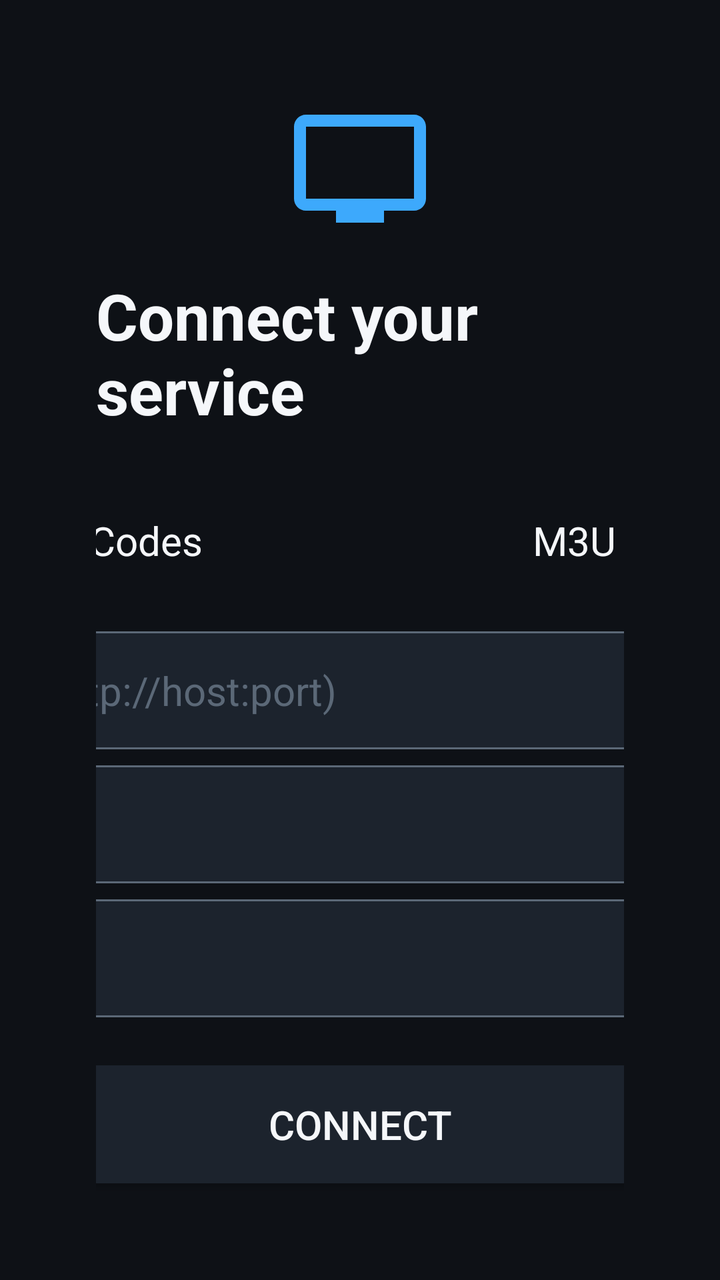
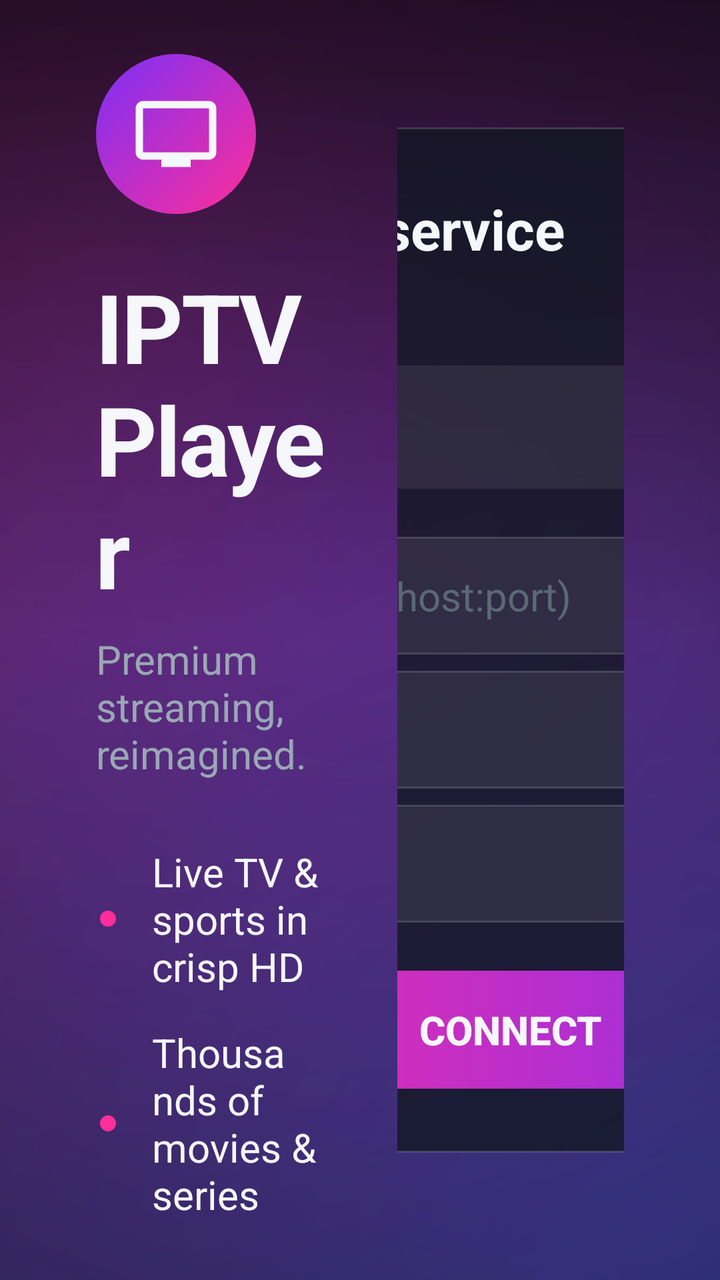

The first picture is an Android layout as it rendered before a commit; the second is the same layout after the commit. The layout source and the unified diff follow.
<!-- AndroidManifest.xml: application theme Theme.IptvPlayer -->
<!-- res/layout/activity_login.xml -->
<?xml version="1.0" encoding="utf-8"?>
<ScrollView xmlns:android="http://schemas.android.com/apk/res/android"
    android:layout_width="match_parent"
    android:layout_height="match_parent"
    android:background="@color/bg_root"
    android:fillViewport="true">

    <LinearLayout
        android:layout_width="match_parent"
        android:layout_height="wrap_content"
        android:orientation="vertical"
        android:gravity="center"
        android:paddingHorizontal="@dimen/safe_area_h"
        android:paddingVertical="@dimen/safe_area_v">

        <ImageView
            android:layout_width="72dp"
            android:layout_height="72dp"
            android:src="@drawable/ic_tv"
            android:layout_marginBottom="@dimen/space_m"
            android:contentDescription="@string/app_name" />

        <TextView
            android:layout_width="wrap_content"
            android:layout_height="wrap_content"
            android:text="@string/login_title"
            android:textColor="@color/text_primary"
            android:textSize="@dimen/text_big_title"
            android:textStyle="bold"
            android:layout_marginBottom="@dimen/space_l" />

        <LinearLayout
            android:layout_width="560dp"
            android:layout_height="wrap_content"
            android:orientation="horizontal"
            android:layout_marginBottom="@dimen/space_m">

            <TextView
                android:id="@+id/tabXtream"
                android:layout_width="0dp"
                android:layout_height="wrap_content"
                android:layout_weight="1"
                android:gravity="center"
                android:text="@string/tab_xtream"
                android:textColor="@color/text_primary"
                android:textSize="@dimen/text_body"
                android:padding="@dimen/space_m"
                android:background="@drawable/bg_card_selectable"
                android:focusable="true"
                android:layout_marginEnd="@dimen/space_s" />

            <TextView
                android:id="@+id/tabM3u"
                android:layout_width="0dp"
                android:layout_height="wrap_content"
                android:layout_weight="1"
                android:gravity="center"
                android:text="@string/tab_m3u"
                android:textColor="@color/text_primary"
                android:textSize="@dimen/text_body"
                android:padding="@dimen/space_m"
                android:background="@drawable/bg_card_selectable"
                android:focusable="true" />
        </LinearLayout>

        
        <LinearLayout
            android:id="@+id/groupXtream"
            android:layout_width="560dp"
            android:layout_height="wrap_content"
            android:orientation="vertical">

            <EditText
                android:id="@+id/inputServer"
                style="@style/Widget.Iptv.Input"
                android:layout_width="match_parent"
                android:layout_height="wrap_content"
                android:hint="@string/hint_server"
                android:inputType="textUri"
                android:layout_marginBottom="@dimen/space_s"
                android:importantForAutofill="no" />

            <EditText
                android:id="@+id/inputUsername"
                style="@style/Widget.Iptv.Input"
                android:layout_width="match_parent"
                android:layout_height="wrap_content"
                android:hint="@string/hint_username"
                android:inputType="text"
                android:layout_marginBottom="@dimen/space_s"
                android:importantForAutofill="no" />

            <EditText
                android:id="@+id/inputPassword"
                style="@style/Widget.Iptv.Input"
                android:layout_width="match_parent"
                android:layout_height="wrap_content"
                android:hint="@string/hint_password"
                android:inputType="textPassword"
                android:importantForAutofill="no" />
        </LinearLayout>

        
        <LinearLayout
            android:id="@+id/groupM3u"
            android:layout_width="560dp"
            android:layout_height="wrap_content"
            android:orientation="vertical"
            android:visibility="gone">

            <EditText
                android:id="@+id/inputM3u"
                style="@style/Widget.Iptv.Input"
                android:layout_width="match_parent"
                android:layout_height="wrap_content"
                android:hint="@string/hint_m3u"
                android:inputType="textUri"
                android:importantForAutofill="no" />
        </LinearLayout>

        <Button
            android:id="@+id/btnConnect"
            style="@style/Widget.Iptv.Button"
            android:layout_width="560dp"
            android:layout_height="wrap_content"
            android:text="@string/action_connect"
            android:layout_marginTop="@dimen/space_l" />

        <ProgressBar
            android:id="@+id/progress"
            android:layout_width="wrap_content"
            android:layout_height="wrap_content"
            android:layout_marginTop="@dimen/space_m"
            android:visibility="gone" />
    </LinearLayout>
</ScrollView>
<!-- resources referenced by this layout -->
<resources>
  <dimen name="text_big_title">32sp</dimen>
  <!-- drawable bg_card_selectable (drawable) -->
  <?xml version="1.0" encoding="utf-8"?>
  <selector xmlns:android="http://schemas.android.com/apk/res/android">
      <item android:state_focused="true">
          <shape android:shape="rectangle">
              <solid android:color="@color/bg_card_focused" />
              <corners android:radius="@dimen/card_radius" />
              <stroke android:width="@dimen/focus_stroke" android:color="@color/focus_border" />
          </shape>
      </item>
      <item android:state_selected="true">
          <shape android:shape="rectangle">
              <solid android:color="@color/bg_card" />
              <corners android:radius="@dimen/card_radius" />
              <stroke android:width="1dp" android:color="@color/accent_dim" />
          </shape>
      </item>
      <item>
          <shape android:shape="rectangle">
              <solid android:color="@android:color/transparent" />
              <corners android:radius="@dimen/card_radius" />
          </shape>
      </item>
  </selector>
  <!-- unchanged entries left out for length: 32 -->
</resources>

<!-- the commit's change to res/layout/activity_login.xml (unified diff, before → after) -->
@@ -1,136 +1,229 @@
 <?xml version="1.0" encoding="utf-8"?>
-<ScrollView xmlns:android="http://schemas.android.com/apk/res/android"
+<FrameLayout xmlns:android="http://schemas.android.com/apk/res/android"
     android:layout_width="match_parent"
     android:layout_height="match_parent"
-    android:background="@color/bg_root"
-    android:fillViewport="true">
+    android:background="@drawable/bg_login_aurora">
 
     <LinearLayout
         android:layout_width="match_parent"
-        android:layout_height="wrap_content"
-        android:orientation="vertical"
-        android:gravity="center"
+        android:layout_height="match_parent"
+        android:orientation="horizontal"
+        android:gravity="center_vertical"
         android:paddingHorizontal="@dimen/safe_area_h"
         android:paddingVertical="@dimen/safe_area_v">
 
-        <ImageView
-            android:layout_width="72dp"
-            android:layout_height="72dp"
-            android:src="@drawable/ic_tv"
-            android:layout_marginBottom="@dimen/space_m"
-            android:contentDescription="@string/app_name" />
-
-        <TextView
-            android:layout_width="wrap_content"
-            android:layout_height="wrap_content"
-            android:text="@string/login_title"
-            android:textColor="@color/text_primary"
-            android:textSize="@dimen/text_big_title"
-            android:textStyle="bold"
-            android:layout_marginBottom="@dimen/space_l" />
-
-        <LinearLayout
-            android:layout_width="560dp"
-            android:layout_height="wrap_content"
-            android:orientation="horizontal"
-            android:layout_marginBottom="@dimen/space_m">
-
-            <TextView
-                android:id="@+id/tabXtream"
-                android:layout_width="0dp"
-                android:layout_height="wrap_content"
-                android:layout_weight="1"
-                android:gravity="center"
-                android:text="@string/tab_xtream"
-                android:textColor="@color/text_primary"
-                android:textSize="@dimen/text_body"
-                android:padding="@dimen/space_m"
-                android:background="@drawable/bg_card_selectable"
-                android:focusable="true"
-                android:layout_marginEnd="@dimen/space_s" />
-
-            <TextView
-                android:id="@+id/tabM3u"
-                android:layout_width="0dp"
-                android:layout_height="wrap_content"
-                android:layout_weight="1"
-                android:gravity="center"
-                android:text="@string/tab_m3u"
-                android:textColor="@color/text_primary"
-                android:textSize="@dimen/text_body"
-                android:padding="@dimen/space_m"
-                android:background="@drawable/bg_card_selectable"
-                android:focusable="true" />
-        </LinearLayout>
-
         
         <LinearLayout
-            android:id="@+id/groupXtream"
-            android:layout_width="560dp"
+            android:layout_width="0dp"
             android:layout_height="wrap_content"
-            android:orientation="vertical">
-
-            <EditText
-                android:id="@+id/inputServer"
-                style="@style/Widget.Iptv.Input"
+            android:layout_weight="1.05"
+            android:orientation="vertical"
+            android:layout_marginEnd="@dimen/space_xl">
+
+            <ImageView
+                android:layout_width="80dp"
+                android:layout_height="80dp"
+                android:background="@drawable/bg_logo_badge"
+                android:padding="18dp"
+                android:src="@drawable/ic_tv"
+                android:tint="@color/text_primary"
+                android:contentDescription="@string/app_name" />
+
+            <TextView
+                android:layout_width="wrap_content"
+                android:layout_height="wrap_content"
+                android:text="@string/app_name"
+                android:textColor="@color/text_primary"
+                android:textSize="48sp"
+                android:textStyle="bold"
+                android:letterSpacing="-0.02"
+                android:layout_marginTop="@dimen/space_l" />
+
+            <TextView
+                android:layout_width="wrap_content"
+                android:layout_height="wrap_content"
+                android:text="@string/app_tagline"
+                android:textColor="@color/text_secondary"
+                android:textSize="@dimen/text_body"
+                android:layout_marginTop="@dimen/space_s" />
+
+            
+            <LinearLayout
+                android:layout_width="wrap_content"
+                android:layout_height="wrap_content"
+                android:orientation="vertical"
+                android:layout_marginTop="@dimen/space_xl">
+
+                <TextView
+                    style="@style/Widget.Iptv.Feature"
+                    android:text="@string/feature_live" />
+
+                <TextView
+                    style="@style/Widget.Iptv.Feature"
+                    android:layout_marginTop="@dimen/space_m"
+                    android:text="@string/feature_vod" />
+
+                <TextView
+                    style="@style/Widget.Iptv.Feature"
+                    android:layout_marginTop="@dimen/space_m"
+                    android:text="@string/feature_multi" />
+            </LinearLayout>
+        </LinearLayout>
+
+        
+        <ScrollView
+            android:layout_width="0dp"
+            android:layout_height="match_parent"
+            android:layout_weight="1"
+            android:fillViewport="true">
+
+            <LinearLayout
                 android:layout_width="match_parent"
                 android:layout_height="wrap_content"
-                android:hint="@string/hint_server"
-                android:inputType="textUri"
-                android:layout_marginBottom="@dimen/space_s"
-                android:importantForAutofill="no" />
-
-            <EditText
-                android:id="@+id/inputUsername"
-                style="@style/Widget.Iptv.Input"
-                android:layout_width="match_parent"
-                android:layout_height="wrap_content"
-                android:hint="@string/hint_username"
-                android:inputType="text"
-                android:layout_marginBottom="@dimen/space_s"
-                android:importantForAutofill="no" />
-
-            <EditText
-                android:id="@+id/inputPassword"
-                style="@style/Widget.Iptv.Input"
-                android:layout_width="match_parent"
-                android:layout_height="wrap_content"
-                android:hint="@string/hint_password"
-                android:inputType="textPassword"
-                android:importantForAutofill="no" />
-        </LinearLayout>
-
-        
-        <LinearLayout
-            android:id="@+id/groupM3u"
-            android:layout_width="560dp"
-            android:layout_height="wrap_content"
-            android:orientation="vertical"
-            android:visibility="gone">
-
-            <EditText
-                android:id="@+id/inputM3u"
-                style="@style/Widget.Iptv.Input"
-                android:layout_width="match_parent"
-                android:layout_height="wrap_content"
-                android:hint="@string/hint_m3u"
-                android:inputType="textUri"
-                android:importantForAutofill="no" />
-        </LinearLayout>
-
-        <Button
-            android:id="@+id/btnConnect"
-            style="@style/Widget.Iptv.Button"
-            android:layout_width="560dp"
-            android:layout_height="wrap_content"
-            android:text="@string/action_connect"
-            android:layout_marginTop="@dimen/space_l" />
-
-        <ProgressBar
-            android:id="@+id/progress"
-            android:layout_width="wrap_content"
-            android:layout_height="wrap_content"
-            android:layout_marginTop="@dimen/space_m"
-            android:visibility="gone" />
+                android:minHeight="0dp"
+                android:gravity="center"
+                android:orientation="vertical">
+
+                <LinearLayout
+                    android:layout_width="540dp"
+                    android:layout_height="wrap_content"
+                    android:orientation="vertical"
+                    android:background="@drawable/bg_glass_card"
+                    android:padding="@dimen/space_xl">
+
+                    <TextView
+                        android:layout_width="wrap_content"
+                        android:layout_height="wrap_content"
+                        android:text="@string/login_title"
+                        android:textColor="@color/text_primary"
+                        android:textSize="@dimen/text_title"
+                        android:textStyle="bold" />
+
+                    <TextView
+                        android:layout_width="wrap_content"
+                        android:layout_height="wrap_content"
+                        android:text="@string/login_subtitle"
+                        android:textColor="@color/text_secondary"
+                        android:textSize="@dimen/text_caption"
+                        android:layout_marginTop="@dimen/space_xs"
+                        android:layout_marginBottom="@dimen/space_l" />
+
+                    
+                    <LinearLayout
+                        android:layout_width="match_parent"
+                        android:layout_height="wrap_content"
+                        android:orientation="horizontal"
+                        android:background="@drawable/bg_pill_track"
+                        android:padding="@dimen/space_xs"
+                        android:layout_marginBottom="@dimen/space_l">
+
+                        <TextView
+                            android:id="@+id/tabXtream"
+                            android:layout_width="0dp"
+                            android:layout_height="wrap_content"
+                            android:layout_weight="1"
+                            android:gravity="center"
+                            android:text="@string/tab_xtream"
+                            android:textColor="@color/text_primary"
+                            android:textSize="@dimen/text_caption"
+                            android:padding="@dimen/space_m"
+                            android:background="@drawable/bg_tab_pill"
+                            android:focusable="true"
+                            android:layout_marginEnd="@dimen/space_xs" />
+
+                        <TextView
+                            android:id="@+id/tabM3u"
+                            android:layout_width="0dp"
+                            android:layout_height="wrap_content"
+                            android:layout_weight="1"
+                            android:gravity="center"
+                            android:text="@string/tab_m3u"
+                            android:textColor="@color/text_primary"
+                            android:textSize="@dimen/text_caption"
+                            android:padding="@dimen/space_m"
+                            android:background="@drawable/bg_tab_pill"
+                            android:focusable="true" />
+                    </LinearLayout>
+
+                    
+                    <LinearLayout
+                        android:id="@+id/groupXtream"
+                        android:layout_width="match_parent"
+                        android:layout_height="wrap_content"
+                        android:orientation="vertical">
+
+                        <EditText
+                            android:id="@+id/inputServer"
+                            style="@style/Widget.Iptv.Input"
+                            android:background="@drawable/bg_input_modern"
+                            android:layout_width="match_parent"
+                            android:layout_height="wrap_content"
+                            android:hint="@string/hint_server"
+                            android:inputType="textUri"
+                            android:layout_marginBottom="@dimen/space_s"
+                            android:importantForAutofill="no" />
+
+                        <EditText
+                            android:id="@+id/inputUsername"
+                            style="@style/Widget.Iptv.Input"
+                            android:background="@drawable/bg_input_modern"
+                            android:layout_width="match_parent"
+                            android:layout_height="wrap_content"
+                            android:hint="@string/hint_username"
+                            android:inputType="text"
+                            android:layout_marginBottom="@dimen/space_s"
+                            android:importantForAutofill="no" />
+
+                        <EditText
+                            android:id="@+id/inputPassword"
+                            style="@style/Widget.Iptv.Input"
+                            android:background="@drawable/bg_input_modern"
+                            android:layout_width="match_parent"
+                            android:layout_height="wrap_content"
+                            android:hint="@string/hint_password"
+                            android:inputType="textPassword"
+                            android:importantForAutofill="no" />
+                    </LinearLayout>
+
+                    
+                    <LinearLayout
+                        android:id="@+id/groupM3u"
+                        android:layout_width="match_parent"
+                        android:layout_height="wrap_content"
+                        android:orientation="vertical"
+                        android:visibility="gone">
+
+                        <EditText
+                            android:id="@+id/inputM3u"
+                            style="@style/Widget.Iptv.Input"
+                            android:background="@drawable/bg_input_modern"
+                            android:layout_width="match_parent"
+                            android:layout_height="wrap_content"
+                            android:hint="@string/hint_m3u"
+                            android:inputType="textUri"
+                            android:importantForAutofill="no" />
+                    </LinearLayout>
+
+                    <Button
+                        android:id="@+id/btnConnect"
+                        style="@style/Widget.Iptv.Button"
+                        android:background="@drawable/bg_button_primary"
+                        android:textColor="@color/text_primary"
+                        android:textStyle="bold"
+                        android:layout_width="match_parent"
+                        android:layout_height="wrap_content"
+                        android:text="@string/action_connect"
+                        android:layout_marginTop="@dimen/space_l" />
+
+                    <ProgressBar
+                        android:id="@+id/progress"
+                        android:layout_width="wrap_content"
+                        android:layout_height="wrap_content"
+                        android:layout_gravity="center_horizontal"
+                        android:layout_marginTop="@dimen/space_m"
+                        android:visibility="gone" />
+                </LinearLayout>
+            </LinearLayout>
+        </ScrollView>
     </LinearLayout>
-</ScrollView>
+</FrameLayout>
<!-- resource entries referenced after the edit -->
@@ -1,30 +1,198 @@
 <!-- resources referenced by this layout -->
 <resources>
-  <dimen name="text_big_title">32sp</dimen>
-  <!-- drawable bg_card_selectable (drawable) -->
+  <dimen name="space_xl">32dp</dimen>
+  <dimen name="space_xs">4dp</dimen>
+  <dimen name="text_caption">16sp</dimen>
+  <dimen name="text_title">28sp</dimen>
+  <!-- drawable bg_button_primary (drawable) -->
   <?xml version="1.0" encoding="utf-8"?>
   <selector xmlns:android="http://schemas.android.com/apk/res/android">
       <item android:state_focused="true">
           <shape android:shape="rectangle">
-              <solid android:color="@color/bg_card_focused" />
-              <corners android:radius="@dimen/card_radius" />
-              <stroke android:width="@dimen/focus_stroke" android:color="@color/focus_border" />
+              <gradient
+                  android:angle="0"
+                  android:startColor="@color/brand_pink"
+                  android:endColor="@color/brand_magenta" />
+              <corners android:radius="16dp" />
+              <stroke android:width="2dp" android:color="@color/text_primary" />
+          </shape>
+      </item>
+      <item android:state_pressed="true">
+          <shape android:shape="rectangle">
+              <solid android:color="@color/brand_purple" />
+              <corners android:radius="16dp" />
+          </shape>
+      </item>
+      <item>
+          <shape android:shape="rectangle">
+              <gradient
+                  android:angle="0"
+                  android:startColor="@color/brand_magenta"
+                  android:endColor="@color/brand_purple" />
+              <corners android:radius="16dp" />
+          </shape>
+      </item>
+  </selector>
+  <!-- drawable bg_glass_card (drawable) -->
+  <?xml version="1.0" encoding="utf-8"?>
+  <shape xmlns:android="http://schemas.android.com/apk/res/android" android:shape="rectangle">
+      <solid android:color="@color/glass_card" />
+      <corners android:radius="24dp" />
+      <stroke android:width="1dp" android:color="@color/glass_stroke" />
+  </shape>
+  <!-- drawable bg_input_modern (drawable) -->
+  <?xml version="1.0" encoding="utf-8"?>
+  <selector xmlns:android="http://schemas.android.com/apk/res/android">
+      <item android:state_focused="true">
+          <shape android:shape="rectangle">
+              <solid android:color="@color/glass_input_focused" />
+              <corners android:radius="14dp" />
+              <stroke android:width="2dp" android:color="@color/brand_magenta" />
+          </shape>
+      </item>
+      <item>
+          <shape android:shape="rectangle">
+              <solid android:color="@color/glass_input" />
+              <corners android:radius="14dp" />
+              <stroke android:width="1dp" android:color="@color/glass_stroke" />
+          </shape>
+      </item>
+  </selector>
+  <!-- drawable bg_login_aurora (drawable) -->
+  <?xml version="1.0" encoding="utf-8"?>
+  <layer-list xmlns:android="http://schemas.android.com/apk/res/android">
+      <item>
+          <shape android:shape="rectangle">
+              <solid android:color="@color/brand_cinematic" />
+          </shape>
+      </item>
+      <item>
+          <shape android:shape="rectangle">
+              <gradient
+                  android:type="radial"
+                  android:centerX="0.16"
+                  android:centerY="0.22"
+                  android:gradientRadius="760dp"
+                  android:startColor="#73FF2E9A"
+                  android:endColor="#00FF2E9A" />
+          </shape>
+      </item>
+      <item>
+          <shape android:shape="rectangle">
+              <gradient
+                  android:type="radial"
+                  android:centerX="0.92"
+                  android:centerY="0.96"
+                  android:gradientRadius="860dp"
+                  android:startColor="#5E3A6BFF"
+                  android:endColor="#003A6BFF" />
+          </shape>
+      </item>
+      <item>
+          <shape android:shape="rectangle">
+              <gradient
+                  android:type="radial"
+                  android:centerX="0.5"
+                  android:centerY="0.42"
+                  android:gradientRadius="520dp"
+                  android:startColor="#357B2FF7"
+                  android:endColor="#007B2FF7" />
+          </shape>
+      </item>
+      <item>
+          <shape android:shape="rectangle">
+              <gradient
+                  android:angle="90"
+                  android:startColor="#00000000"
+                  android:centerColor="#00000000"
+                  android:endColor="#99000000" />
+          </shape>
+      </item>
+  </layer-list>
+  <!-- drawable bg_logo_badge (drawable) -->
+  <?xml version="1.0" encoding="utf-8"?>
+  <shape xmlns:android="http://schemas.android.com/apk/res/android" android:shape="oval">
+      <gradient
+          android:angle="135"
+          android:startColor="@color/brand_magenta"
+          android:endColor="@color/brand_purple" />
+  </shape>
+  <!-- drawable bg_pill_track (drawable) -->
+  <?xml version="1.0" encoding="utf-8"?>
+  <shape xmlns:android="http://schemas.android.com/apk/res/android" android:shape="rectangle">
+      <solid android:color="@color/glass_track" />
+      <corners android:radius="14dp" />
+  </shape>
+  <!-- drawable bg_tab_pill (drawable) -->
+  <?xml version="1.0" encoding="utf-8"?>
+  <selector xmlns:android="http://schemas.android.com/apk/res/android">
+      <item android:state_selected="true" android:state_focused="true">
+          <shape android:shape="rectangle">
+              <gradient
+                  android:angle="0"
+                  android:startColor="@color/brand_magenta"
+                  android:endColor="@color/brand_purple" />
+              <corners android:radius="12dp" />
+              <stroke android:width="2dp" android:color="@color/text_primary" />
           </shape>
       </item>
       <item android:state_selected="true">
           <shape android:shape="rectangle">
-              <solid android:color="@color/bg_card" />
-              <corners android:radius="@dimen/card_radius" />
-              <stroke android:width="1dp" android:color="@color/accent_dim" />
+              <gradient
+                  android:angle="0"
+                  android:startColor="@color/brand_magenta"
+                  android:endColor="@color/brand_purple" />
+              <corners android:radius="12dp" />
+          </shape>
+      </item>
+      <item android:state_focused="true">
+          <shape android:shape="rectangle">
+              <solid android:color="@color/glass_input_focused" />
+              <corners android:radius="12dp" />
+              <stroke android:width="2dp" android:color="@color/brand_magenta" />
           </shape>
       </item>
       <item>
           <shape android:shape="rectangle">
               <solid android:color="@android:color/transparent" />
-              <corners android:radius="@dimen/card_radius" />
+              <corners android:radius="12dp" />
           </shape>
       </item>
   </selector>
+  <string name="app_tagline">Premium streaming, reimagined.</string>
+  <string name="feature_live">Live TV &amp; sports in crisp HD</string>
+  <string name="feature_multi">Watch on every screen</string>
+  <string name="feature_vod">Thousands of movies &amp; series</string>
+  <string name="login_subtitle">Sign in to start streaming</string>
+  <style name="Widget.Iptv.Feature">
+          <item name="android:layout_width">wrap_content</item>
+          <item name="android:layout_height">wrap_content</item>
+          <item name="android:gravity">center_vertical</item>
+          <item name="android:textColor">@color/text_primary</item>
+          <item name="android:textSize">@dimen/text_body</item>
+          <item name="android:drawableStart">@drawable/ic_dot</item>
+          <item name="android:drawablePadding">@dimen/space_m</item>
+      </style>
+  <color name="brand_pink">#FF5FB0</color>
+  <color name="brand_magenta">#FF2E9A</color>
+  <color name="brand_purple">#7B2FF7</color>
+  <color name="glass_card">#CC121723</color>
+  <color name="glass_stroke">#26FFFFFF</color>
+  <color name="glass_input_focused">#24FFFFFF</color>
+  <color name="glass_input">#14FFFFFF</color>
+  <color name="brand_cinematic">#07090F</color>
+  <color name="glass_track">#14FFFFFF</color>
+  <!-- drawable ic_dot (drawable) -->
+  <?xml version="1.0" encoding="utf-8"?>
+  <vector xmlns:android="http://schemas.android.com/apk/res/android"
+      android:width="12dp"
+      android:height="12dp"
+      android:viewportWidth="12"
+      android:viewportHeight="12">
+      <path
+          android:fillColor="@color/brand_magenta"
+          android:pathData="M6,6m-4,0a4,4 0,1 1,8 0a4,4 0,1 1,-8 0" />
+  </vector>
   <!-- unchanged entries left out for length: 32 -->
 </resources>
 
